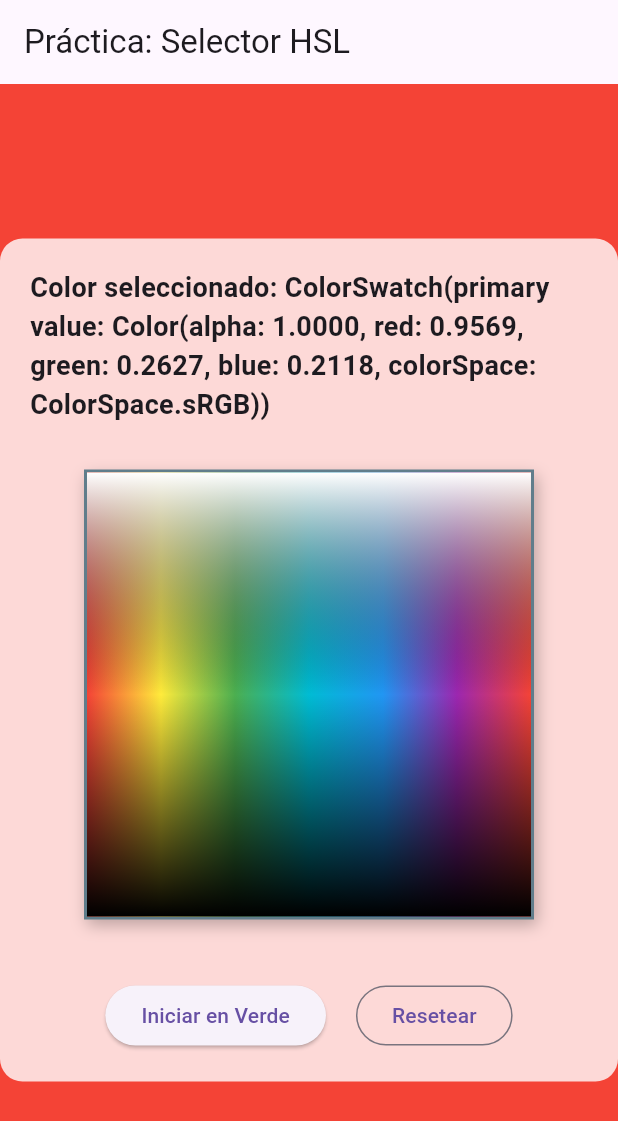
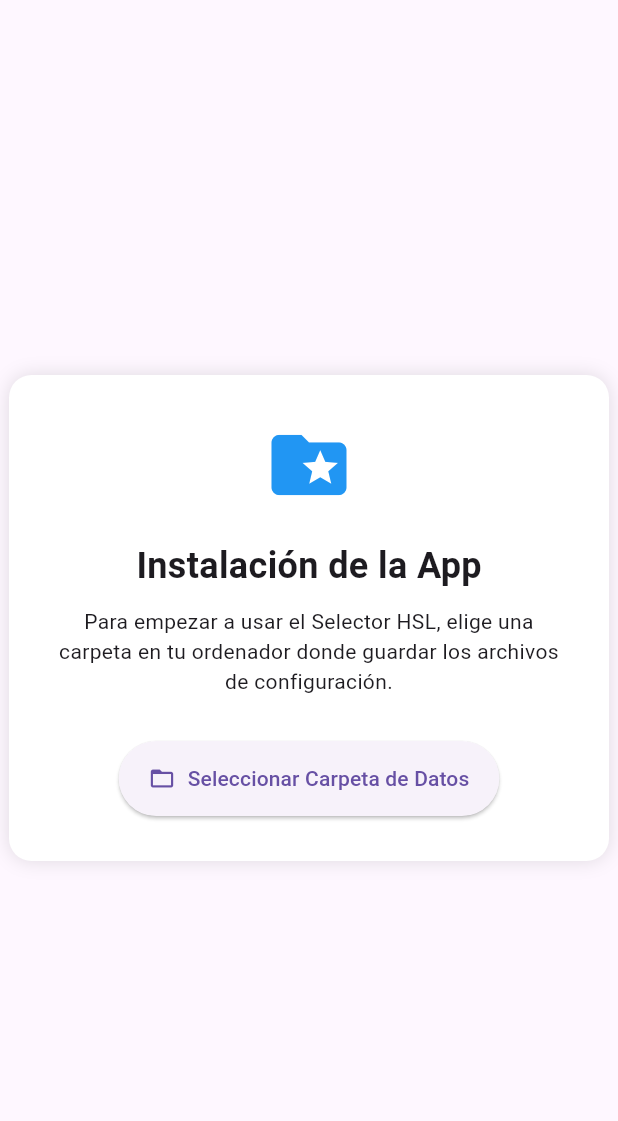
Before and after one commit to Xoscolate/selector_colores_GUI, a Flutter app: the screen it shows after launch, on a phone screen of 412 x 824 dp. Shown: the top 1121 px of the screen. Run offline on Flutter 3.47's test engine with Material 3 defaults, Android fonts, the phone set to English and light mode, and no system bars; our stand-ins replace file_picker.

Commit message:
ultimos cambios

```diff
--- /dev/null
+++ b/devtools_options.yaml
@@ -0,0 +1,3 @@
+description: This file stores settings for Dart & Flutter DevTools.
+documentation: https://docs.flutter.dev/tools/devtools/extensions#configure-extension-enablement-states
+extensions:
--- a/lib/main.dart
+++ b/lib/main.dart
@@ -5,6 +5,7 @@ import 'models/selector_colores_estado.dart';
 import 'viewmodels/selector_colores_viewmodel.dart';
 import 'widgets/selector_colores_widget.dart';
 import 'views/pantalla.dart';
+import 'views/screen_instalacion.dart';
 
 /// Función principal que arranca la aplicación Flutter.
 void main() {
@@ -16,7 +17,7 @@ void main() {
       },
       // El MaterialApp debe ir aquí, envolviendo a tu widget raíz
       child: const MaterialApp(
-        home: MiAppSelectorColor(),
+        home: SetupScreen(),
       ),
     ),
   );
@@ -36,30 +37,29 @@ class MiAppSelectorColor extends StatelessWidget {
       ),
       // 2. ANIMATED CONTAINER: Envolvemos el body para animar el fondo [5]
       body: AnimatedContainer(
-        duration: const Duration(milliseconds: 300), // Transición suave
-        color: vm.state.currentColor, // ¡Aquí aplicamos el color al fondo!
+        duration: const Duration(milliseconds: 300),
+        color: vm.state.currentColor,
 
         child: Center(
           child: Container(
-            // Le ponemos un fondito semi-transparente blanco a la columna
-            // para que el texto y los bordes se sigan leyendo bien aunque
-            // elijas un color muy oscuro (como el negro).
+            // 1. CONSTRAINTS: Tamaño estricto de la caja
+            width: 400,
+            height: 500, // Ajustado a 500 ahora que no hay texto
             padding: const EdgeInsets.all(20),
+
+            // 2. BOX DECORATION: Fondo de la caja interior
             decoration: BoxDecoration(
-              color: Colors.white.withValues(alpha: 0.8),
-              borderRadius: BorderRadius.circular(15),
+                color: Colors.white.withOpacity(0.85),
+                borderRadius: BorderRadius.circular(15),
+                boxShadow: const [
+                  BoxShadow(color: Colors.black26, blurRadius: 10, offset: Offset(0, 5))
+                ]
             ),
+
             child: Column(
-              mainAxisSize: MainAxisSize.min, // Para que la caja no ocupe toda la pantalla
+              mainAxisAlignment: MainAxisAlignment.center,
               children: [
-                // Texto de Feedback
-                Text(
-                  "Color seleccionado: ${vm.state.currentColor.toString()}",
-                  style: const TextStyle(fontSize: 18, fontWeight: FontWeight.bold),
-                ),
-                const SizedBox(height: 30),
-
-                // TU CUSTOM WIDGET
+                // TU CUSTOM WIDGET (Sin el texto arriba)
                 ColorSelectorWidget(
                   state: vm.state,
                   size: 300,
@@ -77,15 +77,15 @@ class MiAppSelectorColor extends StatelessWidget {
 
                 const SizedBox(height: 40),
 
-                // Botones de prueba
+                // Botones de control
                 Row(
-                  mainAxisSize: MainAxisSize.min,
+                  mainAxisAlignment: MainAxisAlignment.center,
                   children: [
                     ElevatedButton(
                       onPressed: () => vm.startFromColor(Colors.green),
-                      child: const Text("Iniciar en Verde"),
+                      child: const Text("Iniciar Verde"),
                     ),
-                    const SizedBox(width: 20),
+                    const SizedBox(width: 15),
                     OutlinedButton(
                       onPressed: () => vm.resetSelector(),
                       child: const Text("Resetear"),
--- /dev/null
+++ b/lib/views/screen_instalacion.dart
@@ -0,0 +1,63 @@
+import 'package:flutter/material.dart';
+import 'package:provider/provider.dart';
+import '../viewmodels/selector_colores_viewmodel.dart'; // Ajusta la ruta si es necesario
+import 'pantalla.dart'; // Importamos tu pantalla principal
+
+class SetupScreen extends StatelessWidget {
+  const SetupScreen({super.key});
+
+  @override
+  Widget build(BuildContext context) {
+    // Aquí usamos read() en lugar de watch() porque solo vamos a pulsar un botón, no a escuchar cambios constantes
+    final vm = context.read<ColorSelectorViewModel>();
+
+    return Scaffold(
+      body: Center(
+        child: Container(
+          width: 400,
+          padding: const EdgeInsets.all(30),
+          decoration: BoxDecoration(
+            color: Colors.white,
+            borderRadius: BorderRadius.circular(15),
+            boxShadow: const [BoxShadow(color: Colors.black12, blurRadius: 10)],
+          ),
+          child: Column(
+            mainAxisSize: MainAxisSize.min,
+            children: [
+              const Icon(Icons.folder_special, size: 60, color: Colors.blue),
+              const SizedBox(height: 20),
+              const Text(
+                "Instalación de la App",
+                style: TextStyle(fontSize: 24, fontWeight: FontWeight.bold),
+              ),
+              const SizedBox(height: 10),
+              const Text(
+                "Para empezar a usar el Selector HSL, elige una carpeta en tu ordenador donde guardar los archivos de configuración.",
+                textAlign: TextAlign.center,
+              ),
+              const SizedBox(height: 30),
+              ElevatedButton.icon(
+                icon: const Icon(Icons.folder_open),
+                label: const Text("Seleccionar Carpeta de Datos"),
+                style: ElevatedButton.styleFrom(
+                  padding: const EdgeInsets.symmetric(horizontal: 20, vertical: 15),
+                ),
+                onPressed: () async {
+                  // 1. Llamamos a la función del file_picker
+                  bool exito = await vm.instalarApp();
+
+                  // 2. Si el usuario eligió la carpeta correctamente, saltamos a la App
+                  if (exito && context.mounted) {
+                    Navigator.of(context).pushReplacement(
+                      MaterialPageRoute(builder: (_) => const MainScreen()),
+                    );
+                  }
+                },
+              ),
+            ],
+          ),
+        ),
+      ),
+    );
+  }
+}
```
Also changed, not shown: lib/viewmodels/selector_colores_viewmodel.dart (+84 -11 lines).
